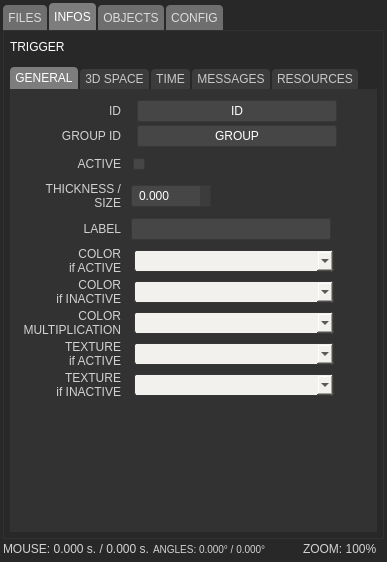
First picture: the form in gui/uiinspector.ui, repository languel/IanniX, before the edit.
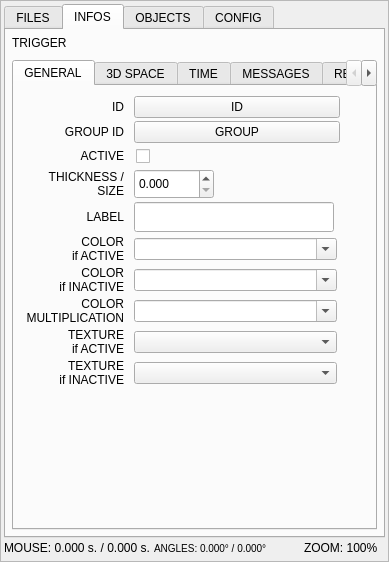
Second picture: the form after the edit. The open tabs and pages were chosen to show the change. Icons and pictures are not drawn. Custom widgets are drawn as their Qt base class.

Diff of the .ui file:
```diff
--- a/gui/uiinspector.ui
+++ b/gui/uiinspector.ui
@@ -19,320 +19,6 @@
   <property name="windowTitle">
    <string>IanniX — Inspector</string>
   </property>
-  <property name="styleSheet">
-   <string notr="true">QTabWidget, QLabel, QCheckBox, QLineEdit, QPlainTextEdit, QPushButton, QSpinBox, QDoubleSpinBox, QTreeView, QHeaderView, QTabBar, QComboBox, QFrame#globalFrame, QTabBar::tab, QTreeView, QHeaderView, QDockWidget, QStatusBar, QRadioButton, QToolButton {
-	font: 						10px &quot;Museo Sans&quot;, &quot;Museo Sans 500&quot;, &quot;Arial&quot;;
-	padding:					0px;
-	margin:					0px;
-	min-height: 				20px;
-	color: 						white;
-	border: 					0px solid black;
-	icon-size: 									14px;
-}
-QPushButton, QSpinBox, QDoubleSpinBox, QLineEdit, QPlainTextEdit, QCheckBox::indicator, QRadioButton::indicator, QTreeView::indicator, QComboBox, QTreeView, QHeaderView {
-	border: 					1px solid rgb(55, 55, 55);
-	border-radius: 		2px;
-	background-color: 	rgb(70, 70, 70);
-}
-QSpinBox, QDoubleSpinBox, QLineEdit, QPlainTextEdit, QCheckBox {
-	margin-top: 			4px;
-	margin-bottom: 		4px;
-}
-
-QFrame#globalFrame, QFrame#transportFrame, QFrame#timeFrame, QFrame#optionFrame, QFrame#speedFrame, QFrame#logoFrame, QFrame#perfFrame, QDialog {
-	background-color: 	rgb(40, 40, 40);
-}
-QLabel, QCheckBox, QRadioButton {
-	color: 						rgb(210, 210, 210);
-}
-
-QTabWidget::pane {
-	border: 					1px solid rgb(50, 50, 50);
-}
-QTabWidget::tab-bar {
-	left: 							0px;
-}
-QTabWidget#tab {
-	color: red;
-}
-QTabBar::tab {
-	min-height: 							25px; /* FIX IN SS-TAB */
-	background-color: 				rgb(110, 110, 110);
-    border-top-left-radius: 		4px;
-    border-top-right-radius: 	4px;
-	margin-right:						2px;
-	padding-left: 						5px;
-	padding-right:						5px;
-	color: 									rgb(220, 220, 220);
-}
-QTabBar::tab:selected {
-	background-color: 				rgb(125, 125, 125);
-	color: 								white;
-}
-QTabBar::tab:hover {
-	color: 								white;
-}
-QTabBar::tab:!selected {
-    margin-top: 						2px;
-}
-QTabBar::tab:disabled {
-	color: 									gray;
-}
-
-
-QPushButton {
-	margin-left: 			6px;
-	padding-left: 			3px;
-	padding-right: 		3px;
-}
-QPushButton:hover {
-	border: 					1px solid rgb(28, 124, 195);
-	background-color: 	rgb(21, 91, 143);
-}
-QPushButton::checked, QPushButton:pressed, QCheckBox::indicator:checked, QTreeView::indicator:checked, QRadioButton::indicator:checked {
-	background-color: 	rgb(0, 187, 255);
-}
-
-
-QCheckBox, QRadioButton {
-	spacing: 					5px;
-}
-QCheckBox::indicator, QTreeView::indicator, QRadioButton::indicator  {
-	width: 						10px;
-	height: 					10px;
-}
-
-QSpinBox, QDoubleSpinBox, QLineEdit {
-	padding-left	:			5px;
-}
-QSpinBox::up-button, QDoubleSpinBox::up-button, QSpinBox::down-button, QDoubleSpinBox::down-button {
-	width: 						5px;
-	padding: 					2px;
-	padding-left:			3px;
-	background-color: 	rgb(60, 60, 60);
-	border: 					0px solid black;
-	border-left:				1px solid rgb(70, 70, 70);
-}
-QSpinBox::up-button, QDoubleSpinBox::up-button {
-    image: 						url(:/icons/res_icon_plus.png);
-	border-bottom:		1px solid rgb(70, 70, 70);
-}
-QSpinBox::down-button, QDoubleSpinBox::down-button {
-    image: 						url(:/icons/res_icon_minus.png);
-}
-
-
-QComboBox {
-	background:			rgb(242, 241, 237);
-	color: 					black;
-	margin-left: 		3px;
-	border-radius: 	3px;
-	selection-color: 	black;
-	padding-left: 		5px;
-}
-QComboBox::drop-down {
-	width: 						10px;
-	padding: 					2px;
-	border: 					0px solid black;
-	background-color: 	rgb(70, 70, 70);
-    image: 						url(:/icons/res_icon_down.png);
-}
-
-
-QTreeView {
-	background:								rgb(50, 50, 50);
-	alternate-background-color: 	rgb(55, 55, 55);
-	selection-background-color: 	rgb(0, 187, 255);
-	gridline-color: 							rgb(60, 60, 60);
-	icon-size: 									14px;
-}
-QHeaderView {
-	background: 							transparent;
-	border: 									0px solid black;
-	color: 										rgb(200, 200, 200);
-	min-height: 								14px;
-}
-QHeaderView::section {
-	background: 							rgb(90, 90, 90);
-	padding-left: 							5px;
-	border-top-left-radius:  			3px;
-	border-top-right-radius: 		3px;
-	margin-right:							1px;
-	font: 										9px &quot;Arial&quot;;
-}
-QTreeView::item {
-	min-height: 20px;
-}
-QTreeView::branch:has-children:!has-siblings:closed, QTreeView::branch:closed:has-children:has-siblings {
-	border-image: 	none;
-	image: 					url(:/items/res_tree_close.png);
-}
-QTreeView::branch:open:has-children:!has-siblings, QTreeView::branch:open:has-children:has-siblings  {
-	border-image: 	none;
-	image: 					url(:/items/res_tree_open.png);
-}
-
-
-
-QScrollBar:vertical, QScrollBar:horizontal {
-	border: 				0px solid black;
-	background: 		rgba(255, 255, 255, 32);
-}
-QScrollBar::handle:vertical, QScrollBar::handle:horizontal {
-	border: 				0px solid black;
-	background: 		rgb(161, 161, 161);
-	border-radius: 	3px;
-}
-QScrollBar:vertical {						width: 			8px;					}
-QScrollBar:horizontal {					height: 		8px;				}
-QScrollBar::handle:vertical {			min-height: 8px;		}
-QScrollBar::handle:horizontal {	min-width: 	8px;			}
-QScrollBar::add-line:vertical, QScrollBar::add-line:hozirontal, QScrollBar::sub-line:vertical, QScrollBar::sub-line:horizontal, QScrollBar::up-arrow:vertical, QScrollBar::up-arrow:horizontal, QScrollBar::down-arrow:vertical, QScrollBar::down-arrow:horizontal {
-	border: 			0px solid black;
-	background: 	transparent;
-	width: 				1px;
-	height: 			1px;
-}
-QScrollBar::add-page:vertical, QScrollBar::sub-page:vertical, QScrollBar::add-page:horizontal, QScrollBar::sub-page:horizontal {
-	background: 	none;
-}
-
-
-QSlider:horizontal {
-	min-width: 				100px;
-}
-QSlider::groove:horizontal {
-	border: 					0px solid transparent;
-	background-color: 	rgb(70, 70, 70);
-	height: 					3px;
-}
-QSlider::handle:horizontal {
-	width: 						11px;
-	height: 					10px;
-	border-radius: 		5px;
-	margin-top: 			-4px;
-	margin-bottom: 		-4px;
-	border: 					0px solid black;
-	background-color: 	rgb(0, 187, 250);
-}
-
-
-QSplitter::handle {
-	background: 							rgb(255, 255, 255, 30);
-}
-QSplitter::handle:pressed {
-	background: 							rgb(0, 187, 255);
- }
-QSplitter::handle:horizontal	 	{	width: 	4px; }
-QSplitter::handle:vertical     		{	height:	4px; }
-
-QDockWidget {
-}
-QDockWidget::title {
-    text-align:				center;
-	background-color: 	rgb(70, 70, 70);
-}
-
-QToolBar {
-	background:				qlineargradient(spread:pad, x1:0, y1:0, x2:0, y2:1, stop:0 rgba(72, 72, 72, 255), stop:1 rgba(48, 48, 48, 255));
-	border: 					1px solid rgba(30, 30, 30, 255);
-	spacing:					0px; 
-}
-QToolButton {
-	border: 					0px solid black;
-	color:						white;
-	border-radius: 		3px;
-	margin:					3px;
-}
-QToolButton:pressed, QToolButton:checked {
-    background-color:  rgba(255, 255, 255, 45);
-}
-
-
-QStatusBar {
-	color: 						rgb(210, 210, 210);
-	border-top: 				1px solid rgb(50, 50, 50);
-	background-color: 	rgb(30, 30, 30);
-}
-
-
-
-
-
-/*TRANSPORT*/
-QFrame#transportFrame, QFrame#timeFrame, QFrame#optionFrame, QFrame#speedFrame, QFrame#logoFrame, QFrame#perfFrame{
-	border: 					0px solid black;
-	border-left: 				1px solid rgb(50, 50, 50);
-}
-QWIdget {
-	margin:					0px;
-	padding:					0px;
-}
-QWidget#speedSlider {
-	margin-top: 			7px;
-}
-QWidget#timeEdit, QWidget#perfCpuEdit, QWidget#perfOpenGLEdit, QWidget#perfSchedulerEdit {
-	background-color: 	transparent;
-	border: 					0px solid black;
-	font:							9px;
-	color: 						rgb(140, 140, 140);
-}
-QLineEdit#timeEdit {
-	font: 						40px &quot;Lucida Sans&quot;, &quot;Lucida Grande&quot;, &quot;Lucida Sans Unicode&quot;, &quot;Lucida&quot;;
-	color: 						rgb(0, 187, 255);
-}
-QPushButton#logoButton {
-	border: 					0px solid black;
-	background-color: 	transparent;
-}
-QPushButton:hover#logoButton {
-	border: 					1px solid rgb(28, 124, 195);
-	background-color: 	rgb(21, 91, 143);
-}
-QPushButton#ffButton, QPushButton#playButton {
-	min-width:  		40px;
-	min-height: 		40px;
-	border-radius: 20px;
-	padding:			0px;
-}
-QPushButton#logoButton {
-	margin: -2px;
-}
-/* ---- */
-
-
-/* INSPECTEUR */
-QWidget#ssTabInfoGeneral, QWidget#ssTabInfoSpace, QWidget#ssTabInfoTime, QWidget#ssTabInfoMessage, QWidget#ssTabConfigLog, QWidget#ssTabConfigNetwork, QWidget#ssTabConfigMIDI, QWidget#ssTabConfigArduino, QWidget#ssTabConfigSyphon, QWidget#ssTabConfigWeb, QWidget#ssTabRessource {
-	background-color: 	rgb(50, 50, 50)
-}
-QWidget#tabProject, QWidget#tabView, QWidget#tabInfo, QWidget#tabControlCenter, QWidget#tabConfig {
-	background-color: 	transparent;
-}
-QWidget#equationEdit {
-	font: 						10px &quot;Lucida Console&quot;, &quot;Monaco&quot;, &quot;Monospace&quot;;
-}
-
-/* ----- */
-
-
-
-/* MAIN */
-QWidget#centralwidget  {
-	background-color: black;
-}
-/* ----- */
-
-
-/* DIALOG */
-QDialogButtonBox QPushButton {
-	padding-left: 		10px;
-	padding-right: 	10px;
-	min-height:			25px;
-	margin:				5px;
-}
-/* ------ */
-</string>
-  </property>
   <layout class="QVBoxLayout" name="verticalLayout">
    <property name="leftMargin">
     <number>0</number>
@@ -450,7 +136,7 @@
              </sizepolicy>
             </property>
             <property name="styleSheet">
-             <string notr="true">color: white; font: 12px;</string>
+             <string notr="true">font: 12px;</string>
             </property>
             <property name="text">
              <string>TRIGGER</string>
@@ -460,10 +146,7 @@
           <item>
            <widget class="QTabWidget" name="ssTabInfo">
             <property name="styleSheet">
-             <string notr="true">QTabBar::tab { min-height: 20px; background-color: rgb(60, 60, 60); color: rgb(200, 200, 200); }
-QTabBar::tab:selected { background-color: rgb(125, 125, 125); color: white; }
-QTabBar::tab:hover { color: white; }
-</string>
+             <string notr="true">QTabBar::tab { min-height: 20px; }</string>
             </property>
             <property name="currentIndex">
              <number>0</number>
```
Left out of the diff: 5 changed lines with no effect on the pictures.
